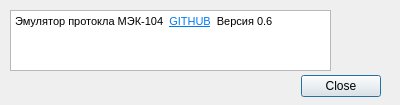
The window that aboutdialog.ui (MicroKoder/QIEC104) describes before a commit, drawn with Qt 5.
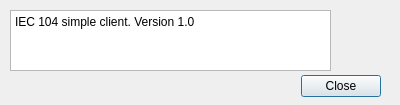
The same window after the commit.

The edit to the form file:
```diff
--- a/aboutdialog.ui
+++ b/aboutdialog.ui
@@ -49,10 +49,13 @@
    </property>
    <property name="html">
     <string>&lt;!DOCTYPE HTML PUBLIC &quot;-//W3C//DTD HTML 4.0//EN&quot; &quot;http://www.w3.org/TR/REC-html40/strict.dtd&quot;&gt;
-&lt;html&gt;&lt;head&gt;&lt;meta name=&quot;qrichtext&quot; content=&quot;1&quot; /&gt;&lt;style type=&quot;text/css&quot;&gt;
+&lt;html&gt;&lt;head&gt;&lt;meta name=&quot;qrichtext&quot; content=&quot;1&quot; /&gt;&lt;meta charset=&quot;utf-8&quot; /&gt;&lt;style type=&quot;text/css&quot;&gt;
 p, li { white-space: pre-wrap; }
-&lt;/style&gt;&lt;/head&gt;&lt;body style=&quot; font-family:'MS Shell Dlg 2'; font-size:8.25pt; font-weight:400; font-style:normal;&quot;&gt;
-&lt;p style=&quot; margin-top:5px; margin-bottom:5px; margin-left:0px; margin-right:0px; -qt-block-indent:0; text-indent:0px;&quot;&gt;Эмулятор протокла МЭК-104  &lt;a href=&quot;https://github.com/MicroKoder/IEC104NA&quot;&gt;&lt;span style=&quot; text-decoration: underline; color:#007af4;&quot;&gt;GITHUB&lt;/span&gt;&lt;/a&gt;  Версия 0.6&lt;/p&gt;&lt;/body&gt;&lt;/html&gt;</string>
+hr { height: 1px; border-width: 0; }
+li.unchecked::marker { content: &quot;\2610&quot;; }
+li.checked::marker { content: &quot;\2612&quot;; }
+&lt;/style&gt;&lt;/head&gt;&lt;body style=&quot; font-family:'Segoe UI'; font-size:9pt; font-weight:400; font-style:normal;&quot;&gt;
+&lt;p style=&quot; margin-top:6px; margin-bottom:6px; margin-left:0px; margin-right:0px; -qt-block-indent:0; text-indent:0px;&quot;&gt;IEC 104 simple client. Version 1.0&lt;/p&gt;&lt;/body&gt;&lt;/html&gt;</string>
    </property>
    <property name="textInteractionFlags">
     <set>Qt::TextBrowserInteraction</set>
```
Left out of the diff: 8 changed lines with no effect on the pictures.
